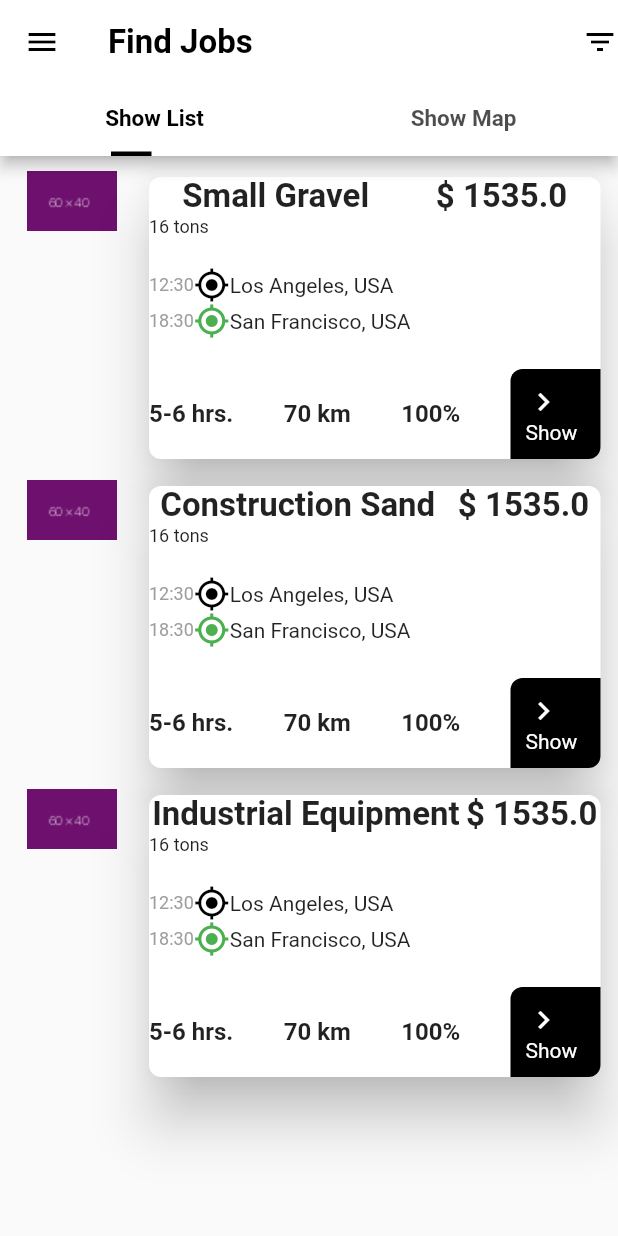
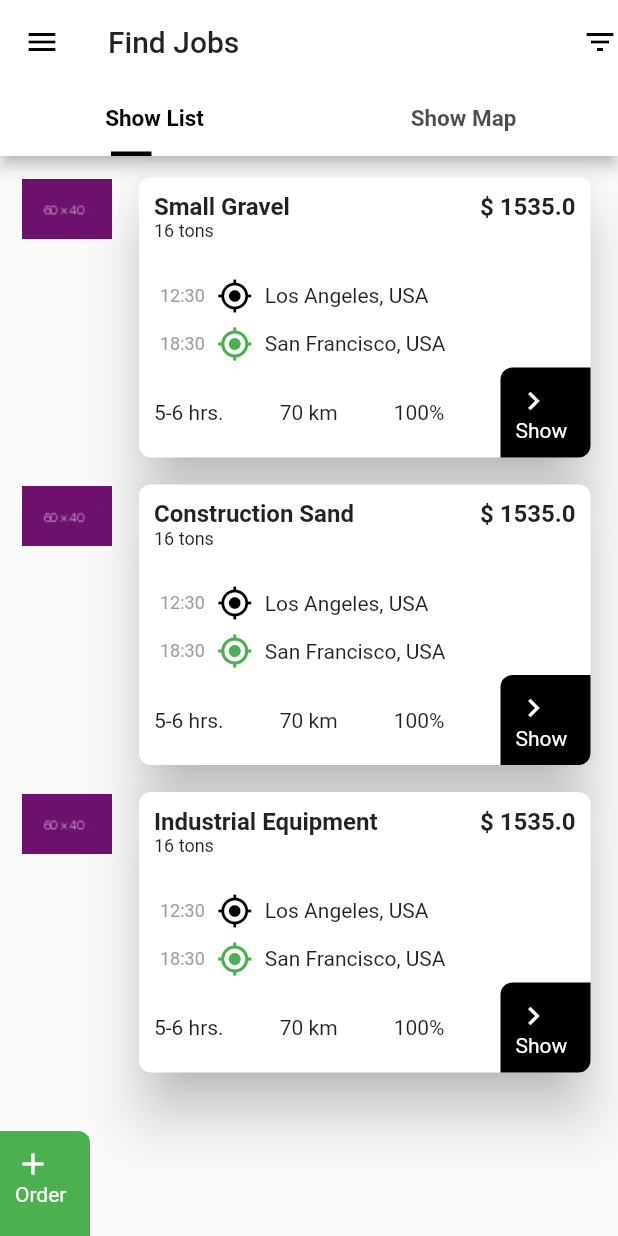
Before and after one commit to CostaRegi/flutter_ui, a Flutter app: the screen it shows after launch, on a phone screen of 412 x 824 dp. Run offline on Flutter 3.47's test engine with Material 2 defaults, Android fonts, the phone set to English and light mode, and no system bars.

Commit message:
code refactoring and fine tunining layout

```diff
--- /dev/null
+++ b/lib/job_card/job_card_footer.dart
@@ -0,0 +1,39 @@
+import 'package:flutter/material.dart';
+
+class JobCardFooter extends StatelessWidget {
+  final String _time;
+  final int _distance;
+  final String _match;
+  JobCardFooter(this._distance, this._match, this._time);
+  @override
+  Widget build(BuildContext context) {
+    return Row(
+      mainAxisAlignment: MainAxisAlignment.spaceBetween,
+      children: <Widget>[
+        Text(_time, style: Theme.of(context).textTheme.body1),
+        Text('$_distance km', style: Theme.of(context).textTheme.body1),
+        Text(_match, style: Theme.of(context).textTheme.body1),
+        Container(
+          padding: EdgeInsets.only(left: 10, top: 10),
+          child: Column(
+            crossAxisAlignment: CrossAxisAlignment.start,
+            children: <Widget>[
+              Align(
+                  alignment: Alignment.topLeft,
+                  child: Icon(Icons.keyboard_arrow_right, color: Colors.white)),
+              Text('Show', style: TextStyle(color: Colors.white))
+            ],
+          ),
+          decoration: BoxDecoration(
+              color: Colors.black,
+              borderRadius: BorderRadius.only(
+                  topLeft: Radius.circular(8),
+                  bottomRight: Radius.circular(8))),
+          // color: Colors.black,
+          height: 60,
+          width: 60,
+        )
+      ],
+    );
+  }
+}
--- /dev/null
+++ b/lib/job_card/job_extra.dart
@@ -0,0 +1,13 @@
+import 'package:flutter/cupertino.dart';
+
+class JobExtra extends StatelessWidget {
+  final String _jobExtra;
+  JobExtra(this._jobExtra);
+  @override
+  Widget build(BuildContext context) {
+    return Row(
+      mainAxisAlignment: MainAxisAlignment.spaceBetween,
+      children: <Widget>[Text(_jobExtra, style: TextStyle(fontSize: 12))],
+    );
+  }
+}
--- /dev/null
+++ b/lib/job_card/job_location_detail.dart
@@ -0,0 +1,23 @@
+import 'package:flutter/material.dart';
+
+class JobLocationDetail extends StatelessWidget {
+  final String _origin;
+  final String _originTime;
+  final Color _iconColor;
+  JobLocationDetail(this._origin, this._originTime, this._iconColor);
+
+  @override
+  Widget build(BuildContext context) {
+    return Container(
+      padding: EdgeInsets.all(4),
+      child: Row(
+        crossAxisAlignment: CrossAxisAlignment.center,
+        children: <Widget>[
+          Padding(padding: EdgeInsets.only(right: 8), child: Text(_originTime, style: TextStyle(fontSize: 12, color: Colors.grey))),
+          Padding(padding: EdgeInsets.only(right: 8),child: Icon(Icons.my_location, color: _iconColor)),
+          Text(_origin)
+        ],
+      ),
+    );
+  }
+}
--- /dev/null
+++ b/lib/job_card/job_picture.dart
@@ -0,0 +1,16 @@
+import 'package:flutter/material.dart';
+
+class JobPicture extends StatelessWidget {
+  final Image _image;
+  JobPicture(this._image);
+  @override
+  Widget build(BuildContext context) {
+    return Container(
+      decoration: BoxDecoration(
+        borderRadius: BorderRadius.all(Radius.circular(6))
+      ),
+      padding: EdgeInsets.only(top: 15),
+      child: _image,
+    );
+  }
+}
--- /dev/null
+++ b/lib/job_card/job_summary.dart
@@ -0,0 +1,22 @@
+import 'package:flutter/widgets.dart';
+
+class JobSummary extends StatelessWidget {
+  final double _salary;
+  final String _title;
+  JobSummary(this._title, this._salary);
+  @override
+  Widget build(BuildContext context) {
+    return Container(
+      padding: EdgeInsets.only(right: 10),
+      child: Row(
+        mainAxisAlignment: MainAxisAlignment.spaceBetween,
+        children: <Widget>[
+          Text(_title,
+              style: TextStyle(fontSize: 16, fontWeight: FontWeight.bold)),
+          Text('\$ $_salary',
+              style: TextStyle(fontSize: 16, fontWeight: FontWeight.bold))
+        ],
+      ),
+    );
+  }
+}
--- a/lib/main.dart
+++ b/lib/main.dart
@@ -1,4 +1,10 @@
+import 'package:find_jobs/job_card/job_card_footer.dart';
+import 'package:find_jobs/job_card/job_extra.dart';
+import 'package:find_jobs/job_card/job_location_detail.dart';
+import 'package:find_jobs/job_card/job_picture.dart';
+import 'package:find_jobs/job_card/job_summary.dart';
 import 'package:find_jobs/jobs.dart';
+import 'package:find_jobs/theme/app_theme.dart';
 import 'package:flutter/material.dart';
 
 void main() => runApp(FindJobsHome());
@@ -48,10 +54,10 @@ class _JobsListing extends State<JobsListing>
   Widget build(BuildContext context) {
     return Scaffold(
       appBar: AppBar(
+        textTheme: appTheme.textTheme,
         title: Text(
           'Find Jobs',
-          style: TextStyle(
-              fontSize: 22, fontWeight: FontWeight.bold, color: Colors.black),
+          style: Theme.of(context).textTheme.title,
         ),
         leading: Icon(Icons.menu, color: Colors.black),
         actions: <Widget>[Icon(Icons.filter_list, color: Colors.black)],
@@ -67,19 +73,42 @@ class _JobsListing extends State<JobsListing>
               insets: EdgeInsets.fromLTRB(74, 0, 105, 0)),
         ),
       ),
-      body: TabBarView(
+      body: Stack(children: [
+        Positioned(
+          left: 0,
+          bottom: 0,
+          child: Container(
+            padding: EdgeInsets.only(left: 10, top: 10),
+            child: Column(
+              crossAxisAlignment: CrossAxisAlignment.start,
+              children: <Widget>[
+                Align(
+                    alignment: Alignment.topLeft,
+                    child: Icon(Icons.add, color: Colors.white)),
+                Text('Order', style: TextStyle(color: Colors.white))
+              ],
+            ),
+            decoration: BoxDecoration(
+                color: Colors.green[500],
+                borderRadius: BorderRadius.only(topRight: Radius.circular(8))),
+            // color: Colors.black,
+            height: 70,
+            width: 60,
+          ),
+        ),
+        TabBarView(
             controller: _tabController,
             children: tabs.map((Tab tab) {
-            // final String label = tab.text.toLowerCase();
-            return SafeArea(child: Builder(builder: (context) {
-              return ListView(
+              return SafeArea(
+                  child: Builder(
+                      builder: (context) => ListView(
                           key: tab.key,
                           shrinkWrap: true,
-                  children: fakeJobs.map((fakeJob) {
-                    return _getListItem(fakeJob);
-                  }).toList());
-            }));
+                          children: fakeJobs
+                              .map((fakeJob) => _getListItem(fakeJob))
+                              .toList())));
             }).toList()),
+      ]),
     );
   }
 
@@ -90,10 +119,7 @@ class _JobsListing extends State<JobsListing>
         mainAxisAlignment: MainAxisAlignment.spaceEvenly,
         crossAxisAlignment: CrossAxisAlignment.start,
         children: [
-          Flexible(
-              flex: 1,
-              child: Container(
-                  padding: EdgeInsets.all(10), child: fakeJob.picture)),
+          Flexible(flex: 1, child: JobPicture(fakeJob.picture)),
           Flexible(
             flex: 3,
             child: Container(
@@ -101,79 +127,24 @@ class _JobsListing extends State<JobsListing>
               child: Card(
                 elevation: 16,
                 shape: RoundedRectangleBorder(
-                  borderRadius: BorderRadius.all(
-                    Radius.circular(8)
-                  )
-                ),
+                    borderRadius: BorderRadius.all(Radius.circular(8))),
+                child: Container(
+                  padding: EdgeInsets.fromLTRB(10, 10, 0, 0),
                   child: Column(
                     mainAxisAlignment: MainAxisAlignment.start,
                     crossAxisAlignment: CrossAxisAlignment.stretch,
                     children: <Widget>[
-                    Row(
-                      mainAxisAlignment: MainAxisAlignment.spaceAround,
-                      children: <Widget>[
-                        Text(fakeJob.title,
-                            style: TextStyle(
-                                fontSize: 22, fontWeight: FontWeight.bold)),
-                        Text('\$ ${fakeJob.salary}',
-                            style: TextStyle(
-                                fontSize: 22, fontWeight: FontWeight.bold))
+                      JobSummary(fakeJob.title, fakeJob.salary),
+                      JobExtra(fakeJob.subtitle),
+                      SizedBox(height: 20),
+                      JobLocationDetail(
+                          fakeJob.origin, fakeJob.originTime, Colors.black),
+                      JobLocationDetail(fakeJob.destination,
+                          fakeJob.destinationTime, Colors.green),
+                      JobCardFooter(
+                          fakeJob.distance, fakeJob.match, fakeJob.time),
                     ],
                   ),
-                    Row(
-                      mainAxisAlignment: MainAxisAlignment.spaceBetween,
-                      children: <Widget>[
-                        Text(fakeJob.subtitle, style: TextStyle(fontSize: 12))
-                      ],
-                    ),
-
-                    SizedBox(height: 20,),
-                    Row(
-                      children: <Widget>[
-                        Text(fakeJob.originTime,
-                            style: TextStyle(fontSize: 12, color: Colors.grey)),
-                        Icon(Icons.my_location, color: Colors.black),
-                        Text(fakeJob.origin)
-                      ],
-                    ),
-                    Row(
-                      children: <Widget>[
-                        Text(fakeJob.destinationTime,
-                            style: TextStyle(fontSize: 12, color: Colors.grey)),
-                        Icon(Icons.my_location, color: Colors.green),
-                        Text(fakeJob.destination)
-                      ],
-                    ),
-                    SizedBox(height: 20,),
-                    Row(
-                      mainAxisAlignment: MainAxisAlignment.spaceBetween,
-                      children: <Widget>[
-                        Text(fakeJob.time, style: TextStyle(fontSize: 16,fontWeight: FontWeight.bold)),
-                        Text('${fakeJob.distance} km', style: TextStyle(fontSize: 16,fontWeight: FontWeight.bold)),
-                        Text(fakeJob.match, style: TextStyle(fontSize: 16,fontWeight: FontWeight.bold)),
-                        Container(
-                          padding: EdgeInsets.only(left: 10, top: 10),
-                          child: Column(
-                            crossAxisAlignment: CrossAxisAlignment.start,
-                            children: <Widget>[
-                              Align(alignment:  Alignment.topLeft, child: Icon(Icons.keyboard_arrow_right, color: Colors.white)),
-                              Text('Show', style: TextStyle(color: Colors.white))
-                            ],
-                          ),
-                          decoration: BoxDecoration(
-                            color: Colors.black,
-                            borderRadius: BorderRadius.only(
-                              topLeft: Radius.circular(8),
-                              bottomRight: Radius.circular(8)
-                            )
-                          ),
-                          // color: Colors.black,
-                          height: 60,
-                          width: 60,
-                        )
-                      ],
-                    )
-                  ],
                 ),
               ),
             ),
--- /dev/null
+++ b/lib/theme/app_theme.dart
@@ -0,0 +1,13 @@
+import 'package:flutter/material.dart';
+
+var appTheme = ThemeData(
+    appBarTheme: AppBarTheme(
+        textTheme: TextTheme(
+      title: TextStyle(
+          fontSize: 22, fontWeight: FontWeight.bold, color: Colors.black),
+    )),
+    textTheme: TextTheme(
+      title: TextStyle(
+          fontSize: 22, fontWeight: FontWeight.bold, color: Colors.black),
+      body1: TextStyle(fontSize: 16, fontWeight: FontWeight.bold),
+    ));
```
Lines whose indentation alone changed are shown as unchanged.
